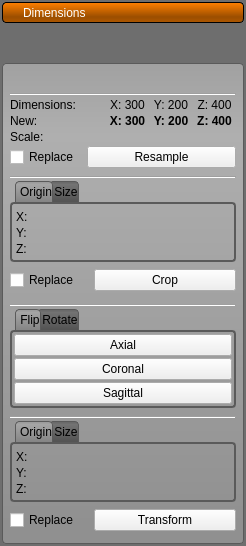
This is src/Interface/AppInterface/LayerGroupWidget.ui in SCIInstitute/Seg3D as Qt 5 draws it before an edit. The edited form follows.
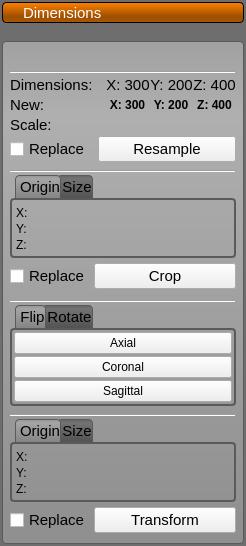
This is the edited form. Icons and pictures are not drawn.

```diff
--- a/src/Interface/AppInterface/LayerGroupWidget.ui
+++ b/src/Interface/AppInterface/LayerGroupWidget.ui
@@ -16,6 +16,11 @@
     <verstretch>0</verstretch>
    </sizepolicy>
   </property>
+  <property name="font">
+   <font>
+    <pointsize>11</pointsize>
+   </font>
+  </property>
   <property name="styleSheet">
    <string notr="true">QTabWidget::pane{
   background-color: rgba(0, 0, 0, 0);
@@ -33,7 +38,7 @@
 border-top-left-radius: 4px;
 border-top-right-radius: 4px;
 min-width:12ex;
-height: 20px;
+height: 22px;
 padding-left: 4px;
 padding-top:0px;
 border-top: 1px solid rgb(90,90,90);
@@ -762,6 +767,11 @@
          </item>
          <item>
           <widget class="QTabWidget" name="tabWidget">
+           <property name="font">
+            <font>
+             <pointsize>11</pointsize>
+            </font>
+           </property>
            <property name="tabPosition">
             <enum>QTabWidget::North</enum>
            </property>
```
